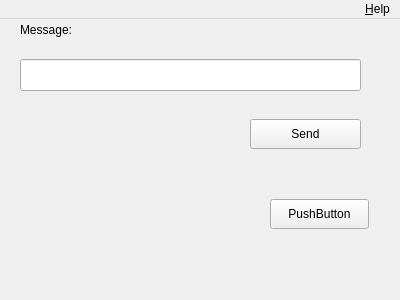
Qt form Qt/Samuel/samuel.ui (eneukirchner/raspberry-workshop-2021) before a commit.
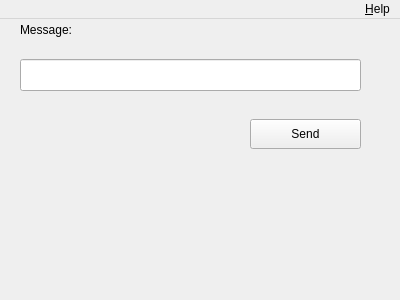
The same form after that commit.

The edit to the form file:
```diff
--- a/Qt/Samuel/samuel.ui
+++ b/Qt/Samuel/samuel.ui
@@ -53,19 +53,6 @@
      <string>Message:</string>
     </property>
    </widget>
-   <widget class="QPushButton" name="pushButton">
-    <property name="geometry">
-     <rect>
-      <x>270</x>
-      <y>180</y>
-      <width>99</width>
-      <height>30</height>
-     </rect>
-    </property>
-    <property name="text">
-     <string>PushButton</string>
-    </property>
-   </widget>
   </widget>
   <widget class="QMenuBar" name="menuBar">
    <property name="geometry">
```
